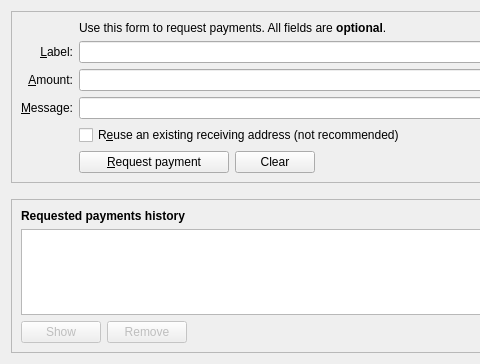
Before: the Qt Designer form src/qt/forms/receivecoinsdialog.ui in bulwark-crypto/Bulwark, drawn with Qt 5; both pictures show x 0 to 480 and y 0 to 364 of the 776 by 364 pixel window.
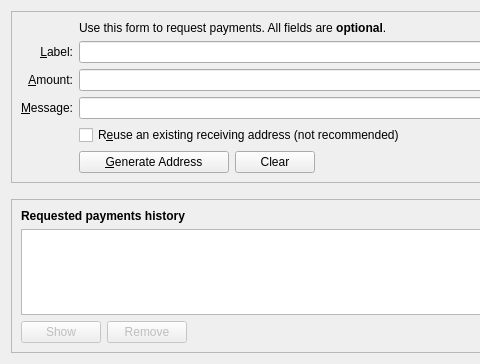
After: the same form once the commit is applied. Icons and pictures are not drawn. Custom widgets are drawn as their Qt base class.

```diff
--- a/src/qt/forms/receivecoinsdialog.ui
+++ b/src/qt/forms/receivecoinsdialog.ui
@@ -138,7 +138,7 @@
              </size>
             </property>
             <property name="text">
-             <string>&amp;Request payment</string>
+             <string>&amp;Generate Address</string>
             </property>
             <property name="icon">
              <iconset resource="../bulwark.qrc">
```
